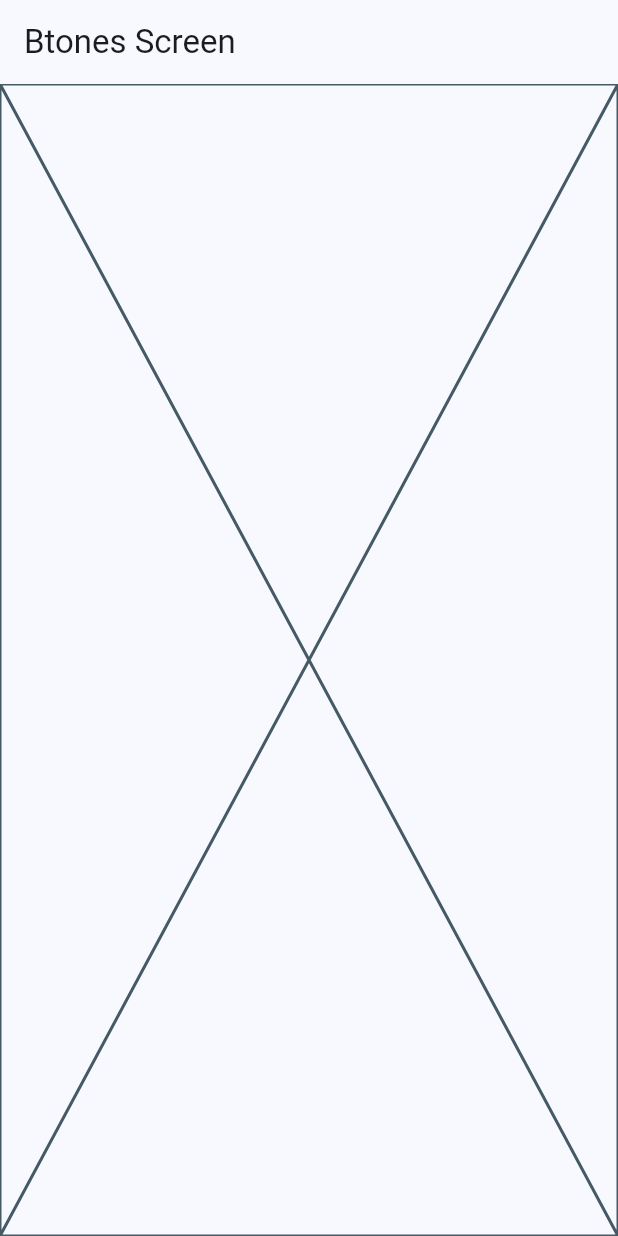
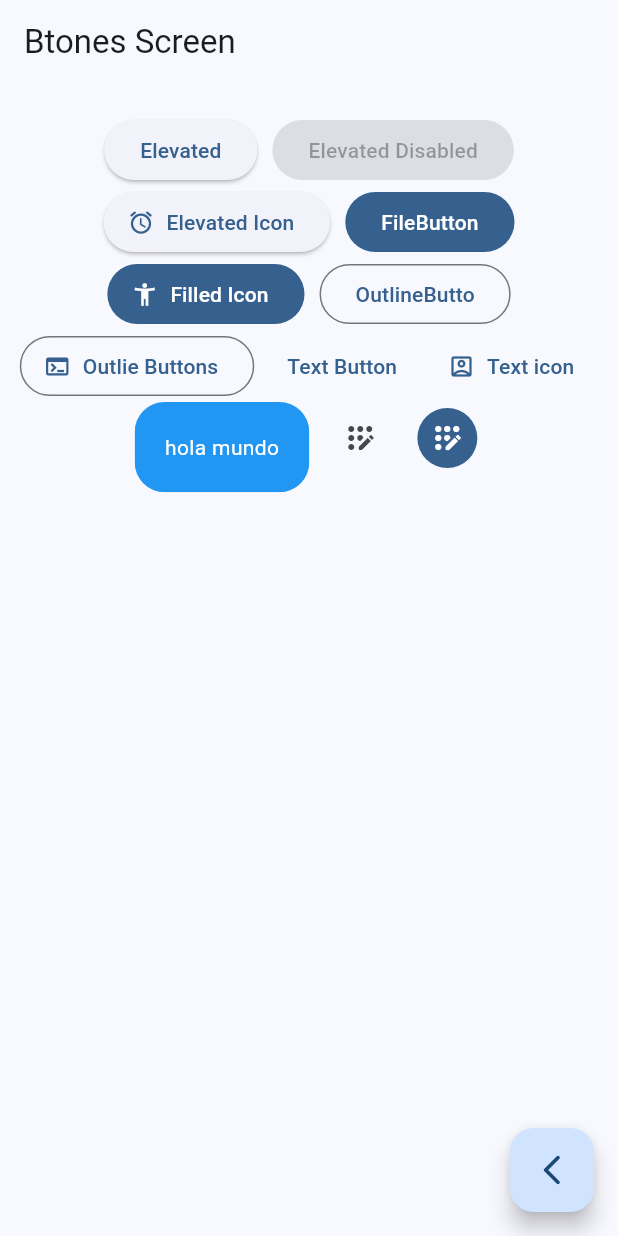
Before and after one commit to thunder609/routerwidgets, a Flutter app: the ButtonsScreen screen opened by its route, on a phone screen of 412 x 824 dp. Run offline on Flutter 3.47's test engine with Material 2 defaults, Android fonts, the phone set to English and light mode, and no system bars; our stand-ins replace go_router.

Commit message:
custom botton and buttons

```diff
--- a/lib/presentation/screens/buttons/buttons_screen.dart
+++ b/lib/presentation/screens/buttons/buttons_screen.dart
@@ -1,6 +1,7 @@
 
 
 import 'package:flutter/material.dart';
+import 'package:go_router/go_router.dart';
 
 class ButtonsScreen extends StatelessWidget {
   static const String name="buttons_screen";
@@ -13,7 +14,97 @@ class ButtonsScreen extends StatelessWidget {
         title:const Text('Btones Screen'),
 
       ),
-      body:const Placeholder(),
+      body: const _ButtonsView(),
+      floatingActionButton: FloatingActionButton(
+
+        child:Icon(Icons.arrow_back_ios_new_rounded),
+        onPressed: () {
+          context.pop();
+
+        },
+      ),
     );
   }
 }
+
+class _ButtonsView extends StatelessWidget {
+const _ButtonsView();
+
+  @override
+  Widget build(BuildContext context) {
+    final colors = Theme.of(context).colorScheme;
+    return SizedBox(
+      width: double.infinity,
+      child: Padding(
+        padding:const EdgeInsets.symmetric(horizontal: 10,vertical: 20),
+        child: Wrap(
+          spacing: 10,
+          alignment: WrapAlignment.center,
+
+          children: [
+            ElevatedButton(onPressed: (){}, child: const Text('Elevated')),
+            const ElevatedButton(onPressed: null, child: Text('Elevated Disabled')),
+            ElevatedButton.icon(onPressed: (){},
+            icon:const  Icon(Icons.access_alarms_rounded),
+             label: const Text('Elevated Icon') ),
+
+            FilledButton(onPressed: (){}, child: const Text('FileButton')),
+            FilledButton.icon(
+              onPressed: (){},
+              icon: const Icon(Icons.accessibility_new),
+              label:const Text('Filled Icon'),
+            ),
+
+              OutlinedButton(onPressed: (){},child: const Text('OutlineButto')),
+              OutlinedButton.icon(onPressed: (){},
+                  label: const Text('Outlie Buttons'),
+                  icon:const Icon(Icons.terminal)),
+
+            TextButton(onPressed: (){}, child: Text('Text Button')),
+            TextButton.icon(
+              onPressed: (){},
+              icon:const Icon(Icons.account_box_outlined),
+              label:const Text('Text icon'),
+            ),
+            //Todo Botton Persoalizado
+        const  CustomBotton(),
+            IconButton(onPressed: (){}, icon:const Icon(Icons.app_registration_rounded)),
+              IconButton(
+                onPressed: () {  },
+                icon:const Icon(Icons.app_registration_rounded),
+            style: ButtonStyle(
+              backgroundColor: MaterialStatePropertyAll(colors.primary),
+              iconColor: const  MaterialStatePropertyAll(Colors.white),
+            ),
+              ),
+          ],
+        ),
+      ),
+    );
+  }
+}
+
+
+//Boton Personalizado
+class CustomBotton extends StatelessWidget {
+  const CustomBotton ({super.key});
+
+  @override
+  Widget build(BuildContext context) {
+    final color = Theme.of(context).colorScheme;
+    return ClipRRect(
+      borderRadius: BorderRadius.circular(20),
+      child: Material(
+        color: Colors.blue,
+
+        child: InkWell(
+          onTap: (){},
+          child: Padding(
+            padding: const EdgeInsets.all(20.10),
+            child:  Text('hola mundo',style:TextStyle(color:Colors.white)),
+          ),
+        ),
+      ),
+    );
+  }
+}
--- a/lib/presentation/screens/home/home_screen.dart
+++ b/lib/presentation/screens/home/home_screen.dart
@@ -55,8 +55,8 @@ class _CustomListTitle extends StatelessWidget {
       subtitle: Text(menuItem.subTitle),
       onTap: () {
         //Navegar a otra Pantalla
-        context.pushNamed(CardsScreen.name);
-        // context.push(menuItem.link);
+      //  context.pushNamed(CardsScreen.name);
+         context.push(menuItem.link);
 
       },
         );
```
Also changed, not shown: lib/presentation/screens/cards/cards_screen.dart (+36 -1 lines).
